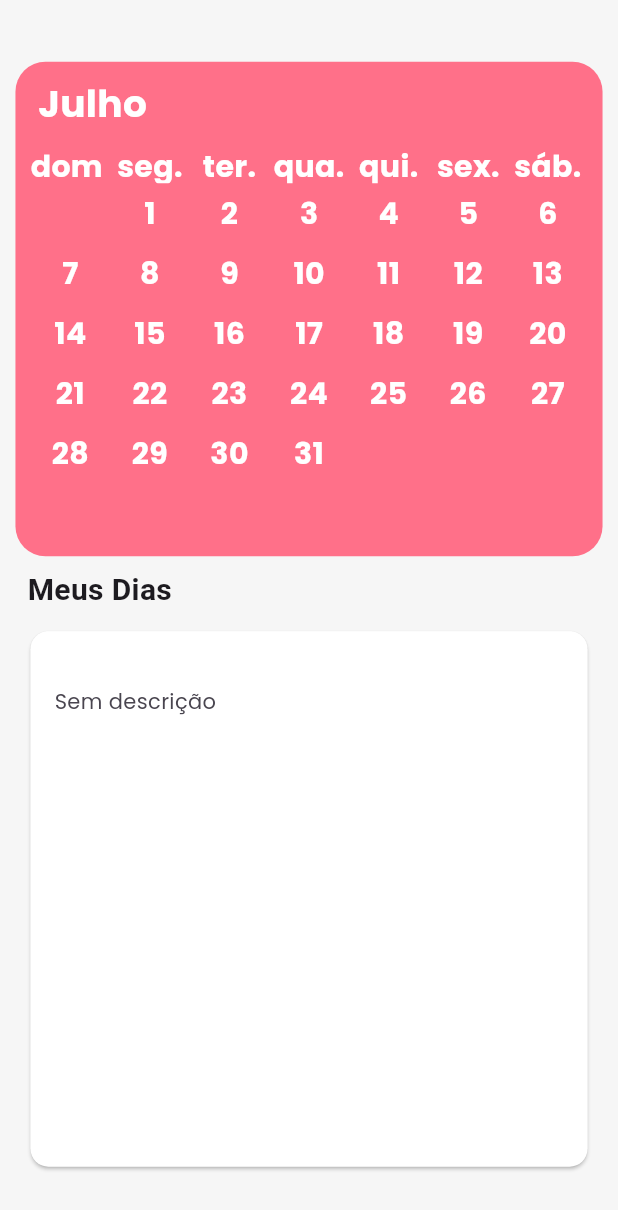
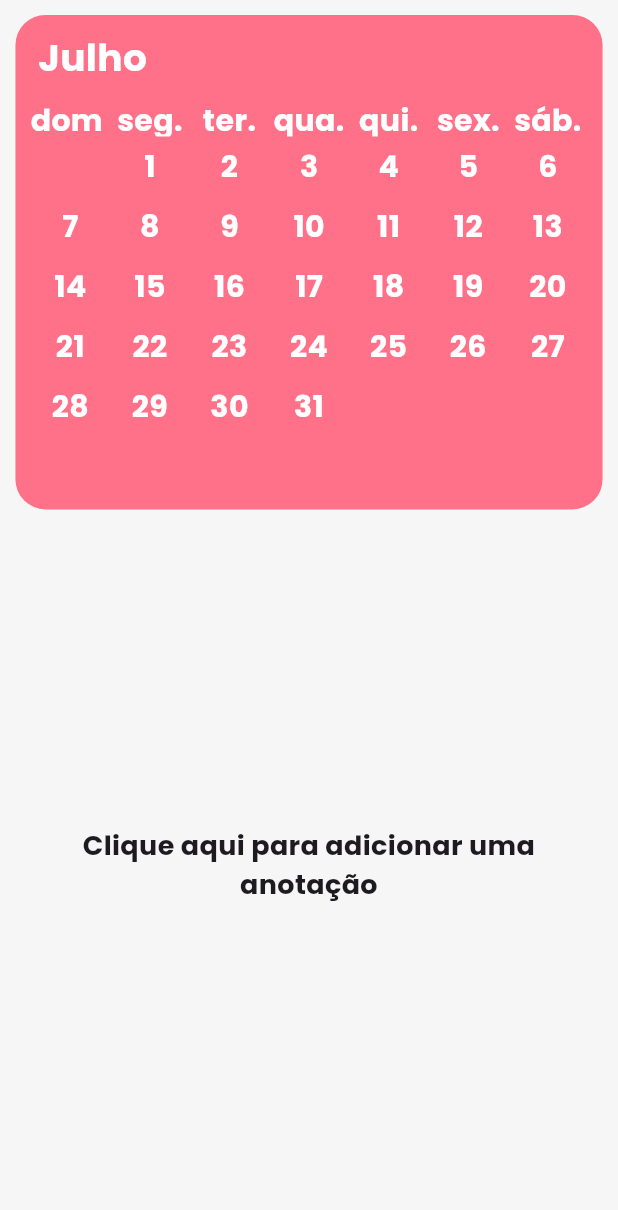
Before and after one commit to devv-thiago/diario, a Flutter app: the screen it shows after launch, on a phone screen of 412 x 824 dp. Shown: the top 1210 px of the screen. Run offline on Flutter 3.47's test engine with Material 3 defaults, Android fonts, the phone set to English and light mode, and no system bars; drawn by our look-alikes of table_calendar; our stand-ins replace google_fonts, sqflite; accounts and stored records are empty.

Commit message:
implementando gerencia de estado e resolvendo erro para gravar no banco

```diff
--- a/lib/main.dart
+++ b/lib/main.dart
@@ -1,13 +1,22 @@
+import 'package:diario/controller/anotacao_controller.dart';
 import 'package:diario/database/database_helper.dart';
 import 'package:flutter/material.dart';
 import 'package:intl/date_symbol_data_local.dart';
 import 'package:flutter_localizations/flutter_localizations.dart';
 import 'package:diario/screens/homepage.dart';
+import 'package:provider/provider.dart';
 
 void main() {
   WidgetsFlutterBinding.ensureInitialized();
   DatabaseHelper.initDatabase();
-  initializeDateFormatting().then((_) => runApp(const MyApp()));
+  initializeDateFormatting().then(
+    (_) => runApp(
+      ChangeNotifierProvider(
+        create: (context) => AnotacaoController(),
+        child: const MyApp(),
+      ),
+    ),
+  );
 }
 
 class MyApp extends StatelessWidget {
@@ -16,10 +25,10 @@
   @override
   Widget build(BuildContext context) {
     return const MaterialApp(
-      locale: Locale('pt', 'BR'), // Set locale to Portuguese (Brazil)
+      locale: Locale('pt', 'BR'), // Define o local para Português (Brasil)
       supportedLocales: [
-        Locale('en', 'US'), // English
-        Locale('pt', 'BR'), // Portuguese (Brazil)
+        Locale('en', 'US'), // Inglês
+        Locale('pt', 'BR'), // Português (Brasil)
       ],
       localizationsDelegates: [
         GlobalMaterialLocalizations.delegate,
--- a/lib/model/anotacao_model.dart
+++ b/lib/model/anotacao_model.dart
@@ -1,7 +1,9 @@
+import 'package:intl/intl.dart';
+
 class AnotacaoModel {
   String conteudo;
   String caminhoImagem;
-  String dataAnotacao; // Mantendo como String
+  DateTime dataAnotacao; // Alterado para DateTime
 
   AnotacaoModel({
     required this.dataAnotacao,
@@ -11,7 +13,8 @@
 
   factory AnotacaoModel.fromMap(Map<String, dynamic> map) {
     return AnotacaoModel(
-      dataAnotacao: map["dataAnotacao"],
+      dataAnotacao: DateTime.parse(
+          map["dataAnotacao"]), // Convertendo de String para DateTime
       conteudo: map["conteudo"],
       caminhoImagem: map["caminhoImagem"],
     );
@@ -19,7 +22,8 @@
 
   Map<String, dynamic> toMap() {
     return {
-      "dataAnotacao": dataAnotacao,
+      "dataAnotacao": DateFormat('yyyy-MM-dd').format(
+          dataAnotacao), // Convertendo de DateTime para String no formato desejado
       "conteudo": conteudo,
       "caminhoImagem": caminhoImagem,
     };
--- a/lib/screens/homepage.dart
+++ b/lib/screens/homepage.dart
@@ -1,6 +1,9 @@
+import 'package:diario/model/anotacao_model.dart';
+import 'package:flutter/material.dart';
 import 'package:diario/widget/anotacao.dart';
 import 'package:diario/widget/calendario.dart';
-import 'package:flutter/material.dart';
+import 'package:diario/controller/anotacao_controller.dart';
+import 'package:provider/provider.dart';
 
 class Homepage extends StatefulWidget {
   const Homepage({super.key});
@@ -10,6 +13,15 @@
 }
 
 class _HomepageState extends State<Homepage> {
+  late AnotacaoController _anotacaoController;
+
+  @override
+  void initState() {
+    super.initState();
+    _anotacaoController =
+        Provider.of<AnotacaoController>(context, listen: false);
+  }
+
   @override
   Widget build(BuildContext context) {
     MediaQueryData deviceSize = MediaQuery.of(context);
@@ -27,10 +39,18 @@
             Calendario(
               height: deviceSize.size.height * 0.4,
               width: deviceSize.size.width * 0.95,
+              onDaySelected: (selectedDay) {
+                AnotacaoModel? anotacao =
+                    _anotacaoController.retornaAnotacaoDia(selectedDay);
+                setState(() {});
+              },
             ),
-            Anotacao(
-              height: deviceSize.size.height * 0.5,
-              width: deviceSize.size.width * 0.95,
+            Expanded(
+              child: Anotacao(
+                height: deviceSize.size.height * 0.5,
+                width: deviceSize.size.width * 0.95,
+                anotacoes: _anotacaoController.anotacoes,
+              ),
             ),
           ],
         ),
--- a/lib/widget/anotacao.dart
+++ b/lib/widget/anotacao.dart
@@ -1,18 +1,51 @@
 import 'package:flutter/material.dart';
 import 'package:google_fonts/google_fonts.dart';
+import 'package:diario/model/anotacao_model.dart';
+import 'package:diario/screens/registro_anotacao_page.dart'; // Importe a tela de cadastro de anotação aqui
 
 class Anotacao extends StatelessWidget {
   final double height;
   final double width;
+  final List<AnotacaoModel> anotacoes;
 
   const Anotacao({
     required this.height,
     required this.width,
-    super.key,
-  });
+    required this.anotacoes,
+    Key? key,
+  }) : super(key: key);
 
   @override
   Widget build(BuildContext context) {
+    if (anotacoes.isEmpty) {
+      return GestureDetector(
+        onTap: () {
+          Navigator.push(
+            context,
+            MaterialPageRoute(
+              builder: (context) => const RegistroAnotacaoPage(),
+            ),
+          );
+        },
+        child: SizedBox(
+          height: height,
+          width: width,
+          child: Column(
+            mainAxisAlignment: MainAxisAlignment.center,
+            children: [
+              Text(
+                "Clique aqui para adicionar uma anotação",
+                style: GoogleFonts.poppins(
+                  fontSize: 18,
+                  fontWeight: FontWeight.bold,
+                ),
+                textAlign: TextAlign.center,
+              ),
+            ],
+          ),
+        ),
+      );
+    } else {
       return SizedBox(
         height: height,
         width: width,
@@ -30,16 +63,22 @@
               child: Card(
                 color: const Color.fromRGBO(255, 255, 255, 1),
                 margin: const EdgeInsets.symmetric(vertical: 5, horizontal: 10),
-              child: ListTile(
-                subtitle: Text(
-                  'Sem descrição',
+                child: ListView.builder(
+                  itemCount: anotacoes.length,
+                  itemBuilder: (context, index) {
+                    return ListTile(
+                      title: Text(
+                        anotacoes[index].conteudo,
                         style: GoogleFonts.poppins(),
+                      ),
+                    );
+                  },
                 ),
               ),
             ),
-          )
           ],
         ),
       );
     }
   }
+}
--- a/lib/widget/calendario.dart
+++ b/lib/widget/calendario.dart
@@ -6,10 +6,12 @@
 class Calendario extends StatefulWidget {
   final double? height;
   final double? width;
+  final Function(DateTime)? onDaySelected;
 
   const Calendario({
     this.height = 0,
     this.width = 0,
+    this.onDaySelected,
     super.key,
   });
 
@@ -108,8 +110,18 @@
             _selectedDay = selectedDay;
             _focusedDay = focusedDay;
           });
+
+          if (widget.onDaySelected != null) {
+            widget.onDaySelected!(selectedDay);
+          }
         },
       ),
     );
   }
+
+  bool isSameDay(DateTime? date1, DateTime date2) {
+    return date1?.year == date2.year &&
+        date1?.month == date2.month &&
+        date1?.day == date2.day;
+  }
 }
--- a/pubspec.yaml
+++ b/pubspec.yaml
@@ -42,6 +42,7 @@
     sdk: flutter
   path: ^1.9.0
   google_fonts: ^6.2.1
+  provider: ^6.1.2
 
 dev_dependencies:
   flutter_test:
```
Also changed, not shown: lib/controller/anotacao_controller.dart (+28 -7 lines), lib/database/database_helper.dart (+6 -4 lines), lib/screens/registro_anotacao_page.dart (+16 -9 lines), pubspec.lock. Lines whose indentation alone changed are shown as unchanged.
